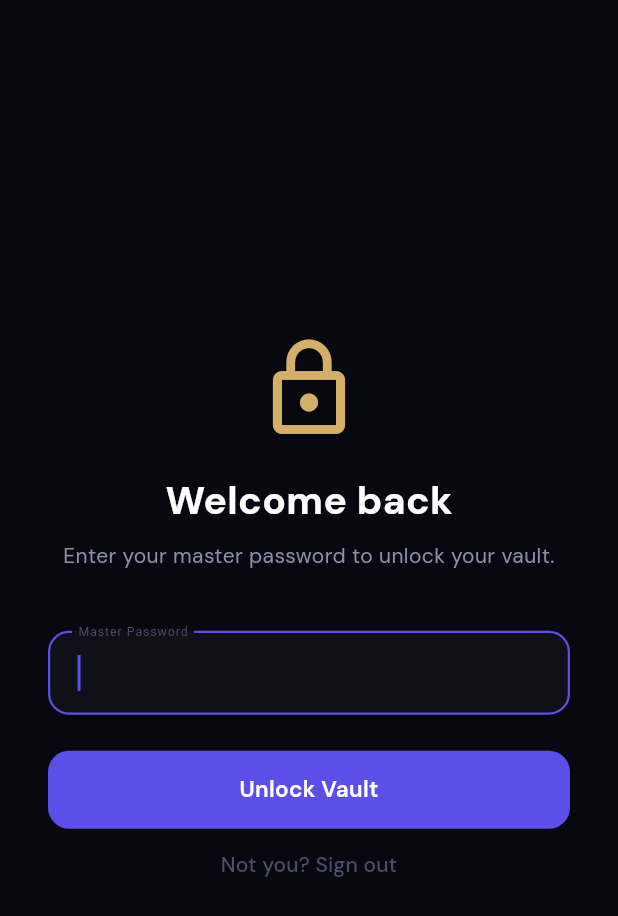
After one commit to Rajathtuesday/Silvora_app, a Flutter app: the UnlockScreen screen opened directly, on a phone screen of 412 x 824 dp. The commit adds this screen. Shown: the top 916 px of the screen. Run offline on Flutter 3.47's test engine with Material 3 defaults, Android fonts, the phone set to English and light mode, and no system bars; our stand-ins replace device_info_plus, dio, file_picker, flutter_secure_storage, google_fonts, shared_preferences; missing offline and left inert: cryptography, syncfusion_flutter_pdfviewer; accounts and stored records are empty; network calls fail.

Commit message:
feat(app): persistent sessions, single-flight refresh, unlock screen, polish
- Stay logged in: tokens are persisted to secure storage and restored on
  launch. New AuthGate routes to a lightweight UnlockScreen (password only)
  when a session exists, or to Login when it doesn't. The master key is
  never persisted, so zero-knowledge holds; only the password unlocks it.
- Single-flight token refresh in AuthClient: concurrent 401s now share one
  refresh call, fixing random logouts caused by refresh-token rotation +
  blacklisting. Rotated tokens are persisted too.
- Centralize the unlock crypto in VaultService (network unlock() delegates
  to a pure, testable unlockWithPassword()). Login uses it; dead inline
  copy removed.
- Add a Lock & sign out action and pull-to-refresh on the vault screen.

flutter analyze: 0 errors, 0 warnings. flutter test: 5/5 passing.

```diff
--- a/lib/main.dart
+++ b/lib/main.dart
@@ -1,5 +1,5 @@
 import 'package:flutter/material.dart';
-import 'package:silvora_app/screens/login/login_screen.dart';
+import 'package:silvora_app/screens/auth_gate.dart';
 import 'package:silvora_app/theme/silvora_theme.dart';
 
 Future<void> main() async {
@@ -16,7 +16,7 @@ class SilvoraApp extends StatelessWidget {
       title: 'Silvora Base',
       debugShowCheckedModeBanner: false,
       theme: SilvoraTheme.dark(),
-      home: const LoginScreen(),
+      home: const AuthGate(),
     );
   }
 }
--- /dev/null
+++ b/lib/screens/login/unlock_screen.dart
@@ -0,0 +1,133 @@
+import 'package:flutter/material.dart';
+
+import '../../services/vault_service.dart';
+import '../../state/secure_state.dart';
+import '../../storage/jwt_store.dart';
+import '../files/file_list_screen.dart';
+import 'login_screen.dart';
+import '../../theme/silvora_theme.dart';
+
+/// Shown on app restart when a saved session exists. The user only needs to
+/// re-enter their master password to unlock the vault (no full login).
+class UnlockScreen extends StatefulWidget {
+  const UnlockScreen({super.key});
+
+  @override
+  State<UnlockScreen> createState() => _UnlockScreenState();
+}
+
+class _UnlockScreenState extends State<UnlockScreen> {
+  final TextEditingController _passwordController = TextEditingController();
+  bool _isLoading = false;
+  String? _errorMessage;
+
+  @override
+  void dispose() {
+    _passwordController.dispose();
+    super.dispose();
+  }
+
+  Future<void> _unlock() async {
+    final password = _passwordController.text;
+    if (password.isEmpty) return;
+
+    setState(() {
+      _isLoading = true;
+      _errorMessage = null;
+    });
+
+    try {
+      await VaultService.unlock(password);
+      if (!mounted) return;
+      Navigator.pushReplacement(
+        context,
+        MaterialPageRoute(builder: (_) => const FileListScreen()),
+      );
+    } on VaultAuthException {
+      // Session no longer valid; send them to a full login.
+      await _signOut();
+    } catch (_) {
+      setState(() => _errorMessage = "Wrong password, or vault unavailable.");
+    } finally {
+      if (mounted) setState(() => _isLoading = false);
+    }
+  }
+
+  Future<void> _signOut() async {
+    SecureState.logout();
+    await JwtStore().clear();
+    if (!mounted) return;
+    Navigator.pushReplacement(
+      context,
+      MaterialPageRoute(builder: (_) => const LoginScreen()),
+    );
+  }
+
+  @override
+  Widget build(BuildContext context) {
+    return Scaffold(
+      body: SafeArea(
+        child: Center(
+          child: SingleChildScrollView(
+            padding: const EdgeInsets.all(32.0),
+            child: Column(
+              mainAxisAlignment: MainAxisAlignment.center,
+              children: [
+                const Icon(Icons.lock_outline, size: 72, color: SilvoraColors.gold),
+                const SizedBox(height: 20),
+                const Text(
+                  "Welcome back",
+                  style: TextStyle(fontSize: 26, fontWeight: FontWeight.bold),
+                ),
+                const SizedBox(height: 8),
+                const Text(
+                  "Enter your master password to unlock your vault.",
+                  textAlign: TextAlign.center,
+                  style: TextStyle(color: SilvoraColors.textSecondary),
+                ),
+                const SizedBox(height: 40),
+                TextField(
+                  controller: _passwordController,
+                  obscureText: true,
+                  autofocus: true,
+                  textInputAction: TextInputAction.done,
+                  onSubmitted: (_) => _unlock(),
+                  decoration: const InputDecoration(labelText: "Master Password"),
+                ),
+                const SizedBox(height: 24),
+                if (_errorMessage != null)
+                  Padding(
+                    padding: const EdgeInsets.only(bottom: 16),
+                    child: Text(
+                      _errorMessage!,
+                      style: const TextStyle(color: SilvoraColors.error),
+                    ),
+                  ),
+                SizedBox(
+                  width: double.infinity,
+                  child: ElevatedButton(
+                    onPressed: _isLoading ? null : _unlock,
+                    child: _isLoading
+                        ? const SizedBox(
+                            height: 20,
+                            width: 20,
+                            child: CircularProgressIndicator(strokeWidth: 2),
+                          )
+                        : const Text("Unlock Vault"),
+                  ),
+                ),
+                TextButton(
+                  onPressed: _isLoading ? null : _signOut,
+                  child: const Text(
+                    "Not you? Sign out",
+                    style: TextStyle(color: SilvoraColors.textMuted),
+                  ),
+                ),
+              ],
+            ),
+          ),
+        ),
+      ),
+    );
+  }
+}
--- a/lib/services/vault_service.dart
+++ b/lib/services/vault_service.dart
@@ -1,21 +1,48 @@
+import 'dart:convert';
 import 'dart:typed_data';
 
 import '../state/secure_state.dart';
 import '../crypto/argon2.dart';
 import '../crypto/xchacha.dart';
+import 'auth_client.dart';
+
+/// Thrown when the vault can't be reached because the session is no longer
+/// valid (token expired/blacklisted). Callers should route back to login.
+class VaultAuthException implements Exception {
+  final String message;
+  VaultAuthException(this.message);
+  @override
+  String toString() => message;
+}
 
 class VaultService {
+  static Uint8List _hexToBytes(String hex) {
+    hex = hex.trim();
+    final out = Uint8List(hex.length ~/ 2);
+    for (var i = 0; i < hex.length; i += 2) {
+      out[i ~/ 2] = int.parse(hex.substring(i, i + 2), radix: 16);
+    }
+    return out;
+  }
+
+  /// Pure, offline unlock: derive the KEK from the password + KDF params,
+  /// decrypt the master-key envelope, and hold the master key in memory.
+  /// No network — used by [unlock] and by tests.
   static Future<void> unlockWithPassword({
     required String password,
     required Uint8List salt,
     required Uint8List encryptedMasterKey,
     required Uint8List nonce,
     int iterations = 3,
+    int memoryKb = 65536,
+    int parallelism = 2,
   }) async {
     final kek = await Argon2Kdf.deriveKey(
       password: password,
       salt: salt,
       iterations: iterations,
+      memoryKb: memoryKb,
+      parallelism: parallelism,
     );
 
     final mac = encryptedMasterKey.sublist(encryptedMasterKey.length - 16);
@@ -31,16 +58,35 @@ class VaultService {
     SecureState.setMasterKey(masterKey);
   }
 
-  static void lock() {
-    SecureState.lock();
+  /// Fetches the user's master-key envelope and unlocks the vault in memory.
+  /// Requires a valid access token in [SecureState] (auto-refreshed). The KDF
+  /// parameters are read from the envelope so the KEK is reproduced exactly the
+  /// way it was created.
+  static Future<void> unlock(String password) async {
+    final res = await AuthClient.get(
+      Uri.parse("${SecureState.serverUrl}/api/auth/master-key/"),
+    );
+
+    if (res.statusCode == 401) {
+      throw VaultAuthException("Session expired. Please sign in again.");
+    }
+    if (res.statusCode != 200) {
+      throw Exception("Vault security record not found.");
+    }
+
+    final meta = jsonDecode(res.body) as Map<String, dynamic>;
+
+    await unlockWithPassword(
+      password: password,
+      salt: _hexToBytes(meta["kdf_salt_hex"] as String),
+      encryptedMasterKey: _hexToBytes(meta["encrypted_master_key_hex"] as String),
+      nonce: _hexToBytes(meta["nonce_hex"] as String),
+      iterations: (meta["kdf_iterations"] ?? 3) as int,
+      memoryKb: (meta["kdf_memory_kb"] ?? 65536) as int,
+      parallelism: (meta["kdf_parallelism"] ?? 1) as int,
+    );
   }
 
-  static bool get isUnlocked {
-    try {
-      final _ = SecureState.masterKey;
-      return true;
-    } catch (_) {
-      return false;
-    }
-  }
+  static void lock() => SecureState.lock();
+  static bool get isUnlocked => SecureState.isUnlocked;
 }
```
Also changed, not shown: lib/screens/auth_gate.dart (added, +69 -0 lines), lib/screens/files/file_list_screen.dart (+51 -1 lines), lib/screens/login/login_screen.dart (+9 -66 lines), lib/services/auth_client.dart (+43 -28 lines).
